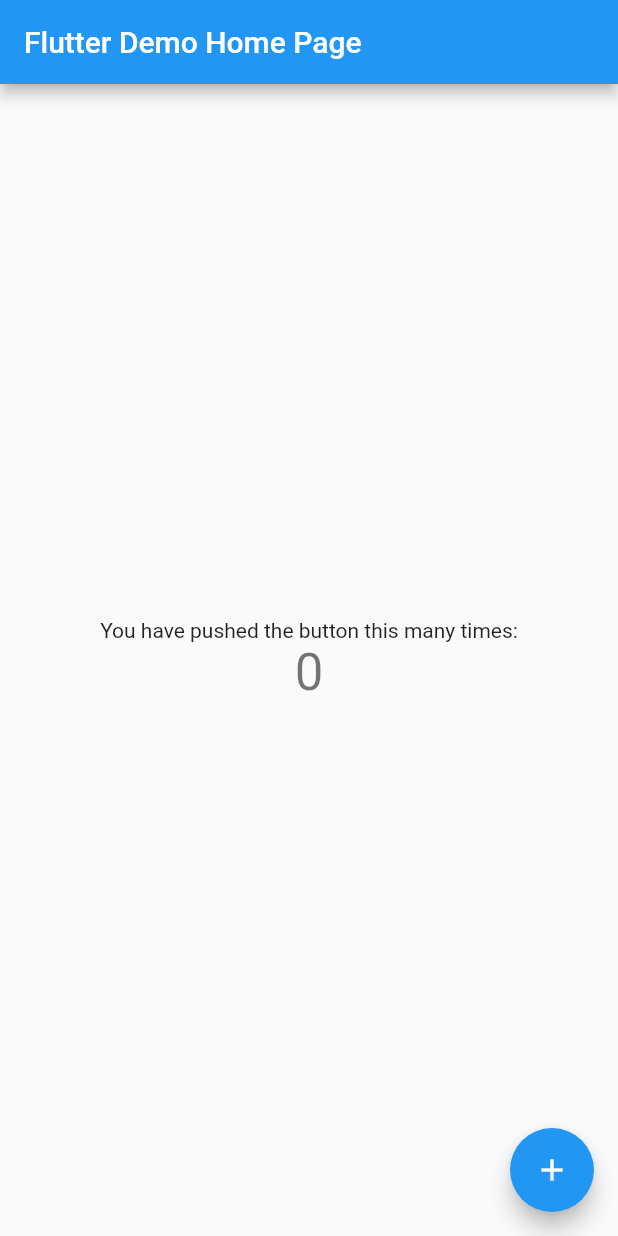
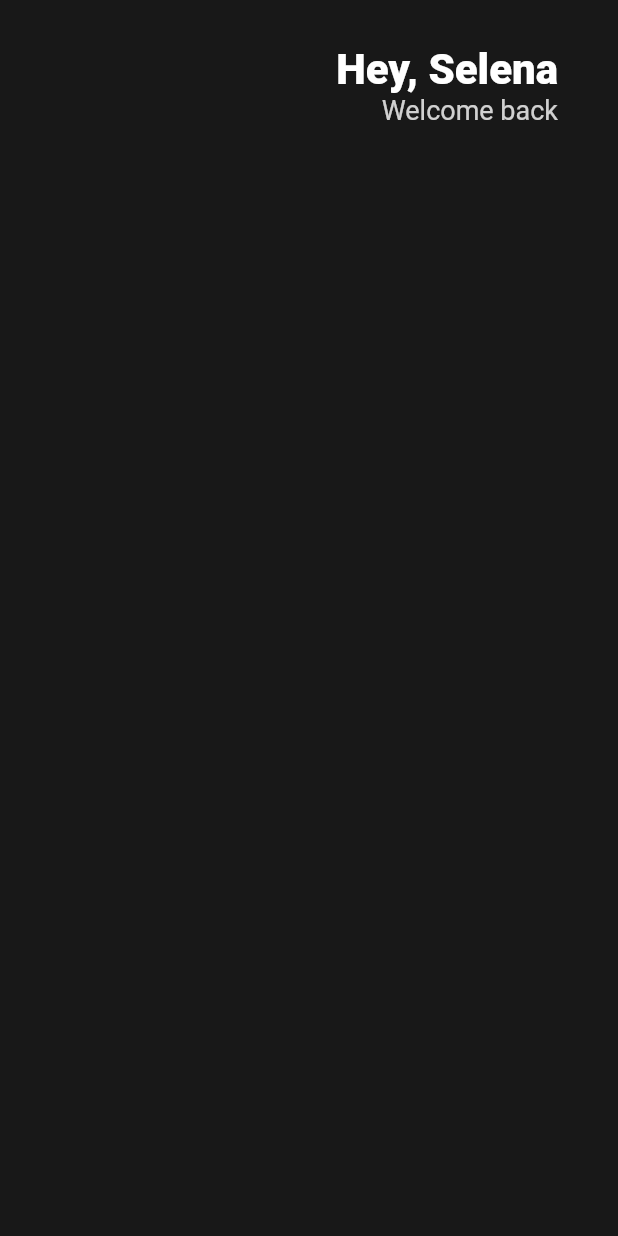
Before and after one commit to wogks/prac-noma, a Flutter app: the screen it shows after launch, on a phone screen of 412 x 824 dp. Run offline on Flutter 3.47's test engine with Material 2 defaults, Android fonts, the phone set to English and light mode, and no system bars.

Commit message:
Feat: header

```diff
--- a/lib/main.dart
+++ b/lib/main.dart
@@ -7,109 +7,56 @@
 class MyApp extends StatelessWidget {
   const MyApp({super.key});
 
-  // This widget is the root of your application.
   @override
   Widget build(BuildContext context) {
     return MaterialApp(
+      debugShowCheckedModeBanner: false,
       title: 'Flutter Demo',
       theme: ThemeData(
-        // This is the theme of your application.
-        //
-        // Try running your application with "flutter run". You'll see the
-        // application has a blue toolbar. Then, without quitting the app, try
-        // changing the primarySwatch below to Colors.green and then invoke
-        // "hot reload" (press "r" in the console where you ran "flutter run",
-        // or simply save your changes to "hot reload" in a Flutter IDE).
-        // Notice that the counter didn't reset back to zero; the application
-        // is not restarted.
         primarySwatch: Colors.blue,
       ),
-      home: const MyHomePage(title: 'Flutter Demo Home Page'),
+      home: const App(),
     );
   }
 }
 
-class MyHomePage extends StatefulWidget {
-  const MyHomePage({super.key, required this.title});
-
-  // This widget is the home page of your application. It is stateful, meaning
-  // that it has a State object (defined below) that contains fields that affect
-  // how it looks.
-
-  // This class is the configuration for the state. It holds the values (in this
-  // case the title) provided by the parent (in this case the App widget) and
-  // used by the build method of the State. Fields in a Widget subclass are
-  // always marked "final".
-
-  final String title;
-
-  @override
-  State<MyHomePage> createState() => _MyHomePageState();
-}
-
-class _MyHomePageState extends State<MyHomePage> {
-  int _counter = 0;
-
-  void _incrementCounter() {
-    setState(() {
-      // This call to setState tells the Flutter framework that something has
-      // changed in this State, which causes it to rerun the build method below
-      // so that the display can reflect the updated values. If we changed
-      // _counter without calling setState(), then the build method would not be
-      // called again, and so nothing would appear to happen.
-      _counter++;
-    });
-  }
+class App extends StatelessWidget {
+  const App({super.key});
 
   @override
   Widget build(BuildContext context) {
-    // This method is rerun every time setState is called, for instance as done
-    // by the _incrementCounter method above.
-    //
-    // The Flutter framework has been optimized to make rerunning build methods
-    // fast, so that you can just rebuild anything that needs updating rather
-    // than having to individually change instances of widgets.
     return Scaffold(
-      appBar: AppBar(
-        // Here we take the value from the MyHomePage object that was created by
-        // the App.build method, and use it to set our appbar title.
-        title: Text(widget.title),
-      ),
-      body: Center(
-        // Center is a layout widget. It takes a single child and positions it
-        // in the middle of the parent.
+      backgroundColor: const Color(0xFF181818),
+      body: Padding(
+        padding: const EdgeInsets.symmetric(horizontal: 40),
         child: Column(
-          // Column is also a layout widget. It takes a list of children and
-          // arranges them vertically. By default, it sizes itself to fit its
-          // children horizontally, and tries to be as tall as its parent.
-          //
-          // Invoke "debug painting" (press "p" in the console, choose the
-          // "Toggle Debug Paint" action from the Flutter Inspector in Android
-          // Studio, or the "Toggle Debug Paint" command in Visual Studio Code)
-          // to see the wireframe for each widget.
-          //
-          // Column has various properties to control how it sizes itself and
-          // how it positions its children. Here we use mainAxisAlignment to
-          // center the children vertically; the main axis here is the vertical
-          // axis because Columns are vertical (the cross axis would be
-          // horizontal).
-          mainAxisAlignment: MainAxisAlignment.center,
-          children: <Widget>[
-            const Text(
-              'You have pushed the button this many times:',
-            ),
-            Text(
-              '$_counter',
-              style: Theme.of(context).textTheme.headline4,
-            ),
+          children: [
+            const SizedBox(height: 30),
+            Row(
+              mainAxisAlignment: MainAxisAlignment.end,
+              children: [
+                Column(
+                  crossAxisAlignment: CrossAxisAlignment.end,
+                  children: [
+                    const Text(
+                      'Hey, Selena',
+                      style: TextStyle(
+                          color: Colors.white,
+                          fontSize: 28,
+                          fontWeight: FontWeight.w800),
+                    ),
+                    Text(
+                      'Welcome back',
+                      style: TextStyle(
+                          color: Colors.white.withOpacity(0.8), fontSize: 18),
+                    ),
+                  ],
+                )
+              ],
+            )
           ],
         ),
       ),
-      floatingActionButton: FloatingActionButton(
-        onPressed: _incrementCounter,
-        tooltip: 'Increment',
-        child: const Icon(Icons.add),
-      ), // This trailing comma makes auto-formatting nicer for build methods.
     );
   }
 }
```
